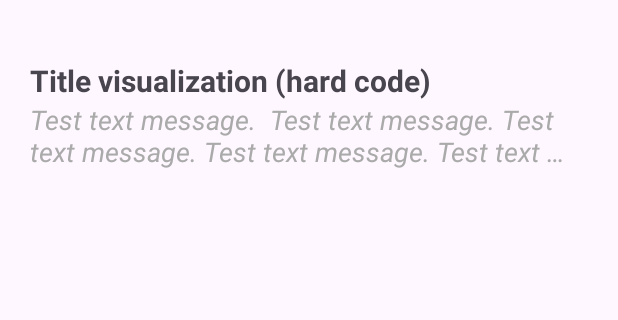
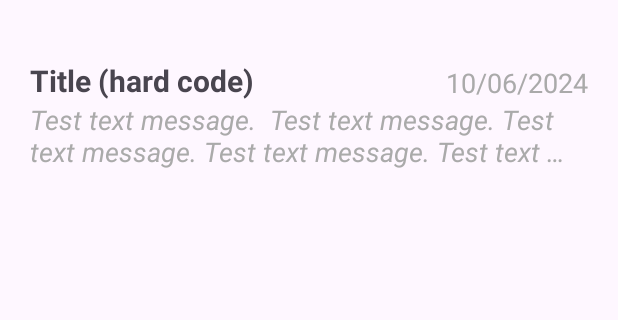
Before and after one commit to DzmitryDen/NotesApp, an Android app: the NotesActivity screen opened directly, with no data from a screen before it, on a phone screen of 412 x 824 dp, the part 204-524 px from its top. Run offline under Robolectric (Android 15) with nearby library versions, the phone set to English and light mode, and no system bars.

Commit message:
some code was corrected and added date

```diff
--- a/app/src/main/java/com/hfad/notesapp/NoteDataBase.kt
+++ b/app/src/main/java/com/hfad/notesapp/NoteDataBase.kt
@@ -4,7 +4,7 @@ object NoteDataBase {
 
     val noteList = arrayListOf<Note>(
         Note(
-            title = "Title visualization (hard code) ",
+            title = "Title (hard code) ",
             message = "Test text message.  Test text message. Test text message. Test text message. Test text message. Test text message."
         ),
     )
--- a/app/src/main/java/com/hfad/notesapp/adapter/NoteViewHolder.kt
+++ b/app/src/main/java/com/hfad/notesapp/adapter/NoteViewHolder.kt
@@ -6,12 +6,25 @@ import android.widget.Toast
 import androidx.recyclerview.widget.RecyclerView
 import com.hfad.notesapp.Note
 import com.hfad.notesapp.R
+import java.time.LocalDate
+import java.time.format.DateTimeFormatter
 
 class NoteViewHolder(private val view: View) : RecyclerView.ViewHolder(view) {
 
+    private fun getMessageDate(): String {
+        val currentDate = LocalDate.now()
+        val formatter = DateTimeFormatter.ofPattern("dd/MM/yyyy")
+        return currentDate.format(formatter)
+    }
+
     fun bind(note: Note) {
-        view.findViewById<TextView>(R.id.title_note).text = note.title
-        view.findViewById<TextView>(R.id.message_text_note).text = note.message
+        val titleView = view.findViewById<TextView>(R.id.title_note)
+        val messageView = view.findViewById<TextView>(R.id.message_text_note)
+        val dateView = view.findViewById<TextView>(R.id.date_note)
+
+        titleView.text = note.title
+        messageView.text = note.message
+        dateView.text = getMessageDate()
 
         view.findViewById<TextView>(R.id.title_note).setOnClickListener {
             Toast.makeText(view.context, note.title, Toast.LENGTH_SHORT).show()
```
